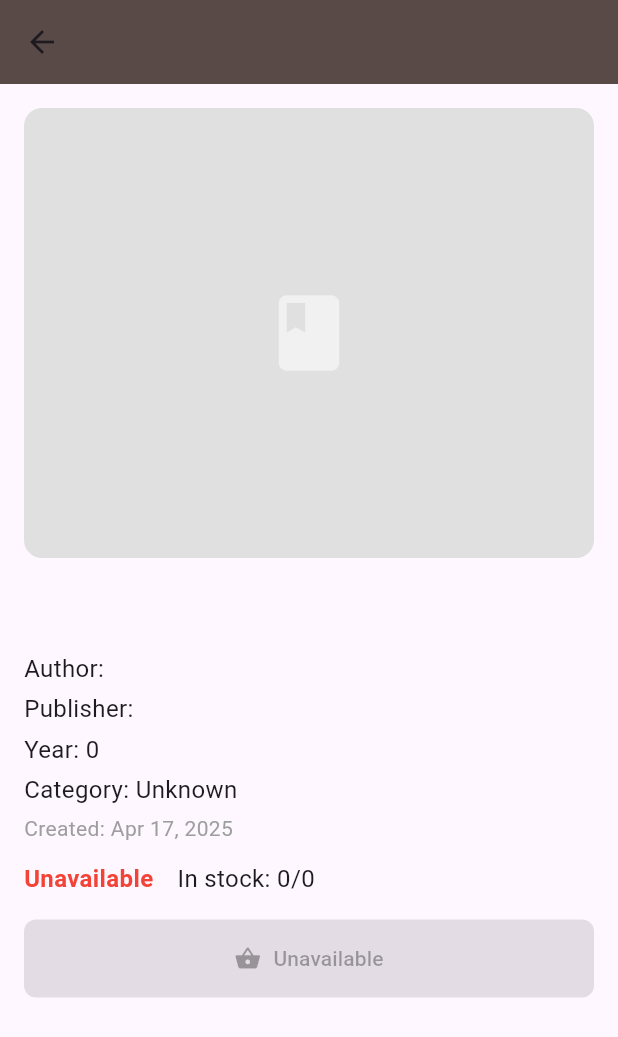
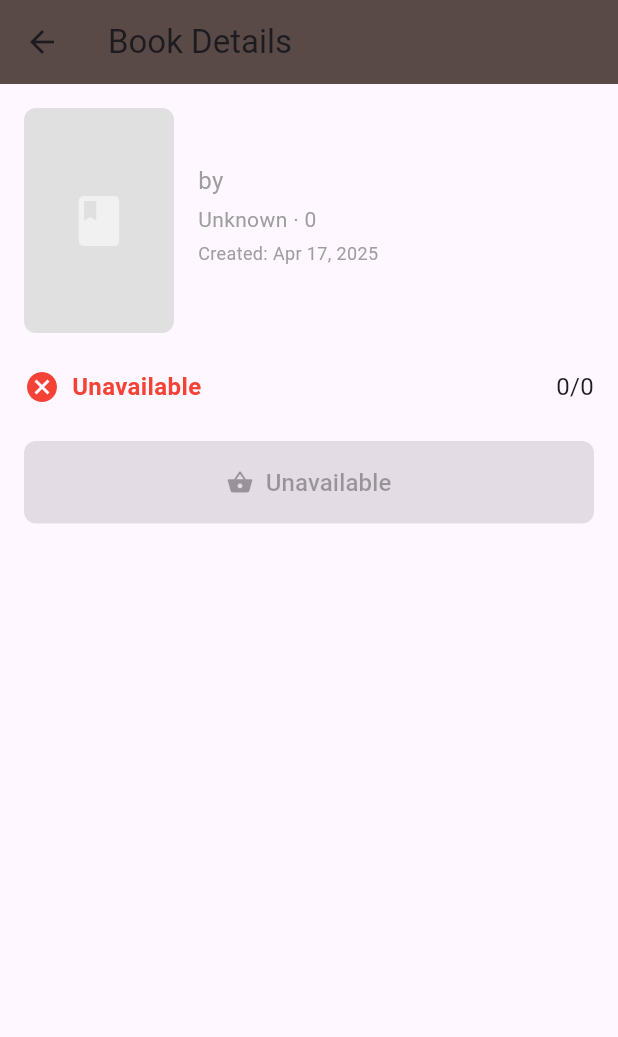
Before and after one commit to azur-14/bookworm, a Flutter app: the BookDetailPage screen opened directly with empty values, on a phone screen of 412 x 824 dp. Shown: the top 1037 px of the screen. Run offline on Flutter 3.47's test engine with Material 3 defaults, Android fonts, the phone set to English and light mode, and no system bars; drawn by our look-alikes of auto_size_text; our stand-ins replace fl_chart, image_picker, shared_preferences; accounts and stored records are empty.

Commit message:
fix responsive trang tim sach va hien thi chi tiet

```diff
--- a/bookworm/lib/pages/customer/BookDetailPage.dart
+++ b/bookworm/lib/pages/customer/BookDetailPage.dart
@@ -24,85 +24,101 @@ class BookDetailPage extends StatelessWidget {
 
     return Scaffold(
       appBar: AppBar(
-        title: Text(book.title, overflow: TextOverflow.ellipsis),
+        title: Text('Book Details'),
         backgroundColor: const Color(0xFF594A47),
       ),
-      body: SingleChildScrollView(
+      body: Padding(
         padding: const EdgeInsets.all(16),
         child: Column(
           crossAxisAlignment: CrossAxisAlignment.stretch,
           children: [
-            // Cover
+            // Top: thumbnail + basic info
+            Row(
+              crossAxisAlignment: CrossAxisAlignment.start,
+              children: [
+                // Thumbnail nhỏ
                 ClipRRect(
-              borderRadius: BorderRadius.circular(12),
+                  borderRadius: BorderRadius.circular(8),
                   child: SizedBox(
-                height: 300,
+                    width: 100,
+                    height: 150,
                     child: book.image.isNotEmpty
                         ? Image.network(book.image, fit: BoxFit.cover)
                         : Container(
                       color: Colors.grey[300],
-                  child: const Icon(Icons.book, size: 60, color: Colors.white54),
+                      child: const Icon(Icons.book, size: 40, color: Colors.white54),
                     ),
                   ),
                 ),
-            const SizedBox(height: 16),
+                const SizedBox(width: 16),
 
-            // Title
+                // Title + author + meta
+                Expanded(
+                  child: Column(
+                    crossAxisAlignment: CrossAxisAlignment.start,
+                    children: [
                       AutoSizeText(
                         book.title,
                         maxLines: 2,
-              style: const TextStyle(fontSize: 24, fontWeight: FontWeight.bold),
+                        style: const TextStyle(fontSize: 20, fontWeight: FontWeight.bold),
                       ),
-            const SizedBox(height: 12),
+                      const SizedBox(height: 8),
+                      Text('by ${book.author}', style: const TextStyle(fontSize: 16, color: Colors.grey)),
+                      const SizedBox(height: 4),
+                      Text(
+                        '${_catName(book.categoryId)} · ${book.publishYear}',
+                        style: const TextStyle(fontSize: 14, color: Colors.grey),
+                      ),
+                      const SizedBox(height: 4),
+                      Text('Created: $created', style: const TextStyle(fontSize: 12, color: Colors.grey)),
+                    ],
+                  ),
+                ),
+              ],
+            ),
 
-            // Metadata
-            Text('Author: ${book.author}', style: const TextStyle(fontSize: 16)),
-            const SizedBox(height: 4),
-            Text('Publisher: ${book.publisher}', style: const TextStyle(fontSize: 16)),
-            const SizedBox(height: 4),
-            Text('Year: ${book.publishYear}', style: const TextStyle(fontSize: 16)),
-            const SizedBox(height: 4),
-            Text('Category: ${_catName(book.categoryId)}', style: const TextStyle(fontSize: 16)),
-            const SizedBox(height: 4),
-            Text('Created: $created', style: const TextStyle(fontSize: 14, color: Colors.grey)),
-            const SizedBox(height: 12),
+            const SizedBox(height: 24),
 
-            // Availability & quantities
+            // Stock & availability
             Row(
               children: [
+                Icon(
+                  isAvailable ? Icons.check_circle : Icons.cancel,
+                  color: isAvailable ? Colors.green : Colors.red,
+                ),
+                const SizedBox(width: 8),
                 Text(
-                  isAvailable ? 'Available' : 'Unavailable',
+                  isAvailable ? 'In Stock' : 'Unavailable',
                   style: TextStyle(
                     fontSize: 16,
                     fontWeight: FontWeight.bold,
                     color: isAvailable ? Colors.green : Colors.red,
                   ),
                 ),
-                const SizedBox(width: 16),
+                const Spacer(),
                 Text(
-                  'In stock: ${book.availableQuantity}/${book.totalQuantity}',
+                  '${book.availableQuantity}/${book.totalQuantity}',
                   style: const TextStyle(fontSize: 16),
                 ),
               ],
             ),
-            const SizedBox(height: 16),
+
+            const SizedBox(height: 24),
 
             // Description
             if ((book.description ?? '').isNotEmpty) ...[
-              const Text('Description:', style: TextStyle(fontSize: 16, fontWeight: FontWeight.bold)),
-              const SizedBox(height: 4),
+              const Text('Description', style: TextStyle(fontSize: 16, fontWeight: FontWeight.bold)),
+              const SizedBox(height: 8),
               Text(book.description!, style: const TextStyle(fontSize: 14)),
               const SizedBox(height: 24),
             ],
 
-            // Borrow button
+            // Borrow button đưa xuống cuối
             ElevatedButton.icon(
               icon: const Icon(Icons.shopping_basket),
-              label: AutoSizeText(
-                isAvailable
-                    ? 'Borrow (${book.availableQuantity})'
-                    : 'Unavailable',
-                maxLines: 1,
+              label: Text(
+                isAvailable ? 'Borrow (${book.availableQuantity})' : 'Unavailable',
+                style: const TextStyle(fontSize: 16),
               ),
               style: ElevatedButton.styleFrom(
                 backgroundColor: isAvailable ? const Color(0xFF7B4F3C) : Colors.grey,
@@ -111,7 +127,6 @@ class BookDetailPage extends StatelessWidget {
               ),
               onPressed: isAvailable
                   ? () {
-                // TODO: xử lý mượn sách
                 ScaffoldMessenger.of(context).showSnackBar(
                   SnackBar(content: Text('You borrowed "${book.title}"')),
                 );
```
Also changed, not shown: bookworm/lib/pages/customer/BookSheft.dart (+38 -44 lines). Lines whose indentation alone changed are shown as unchanged.
